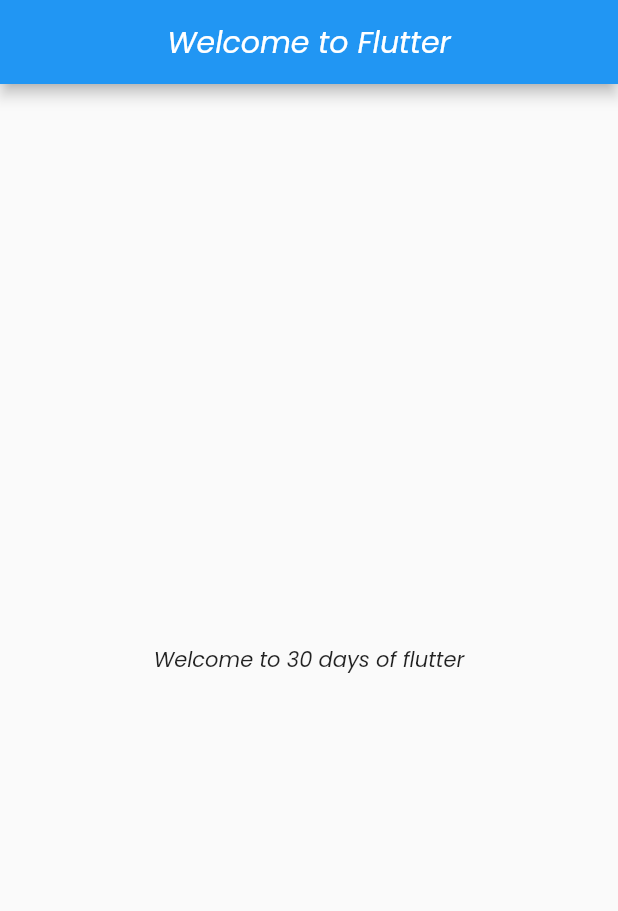
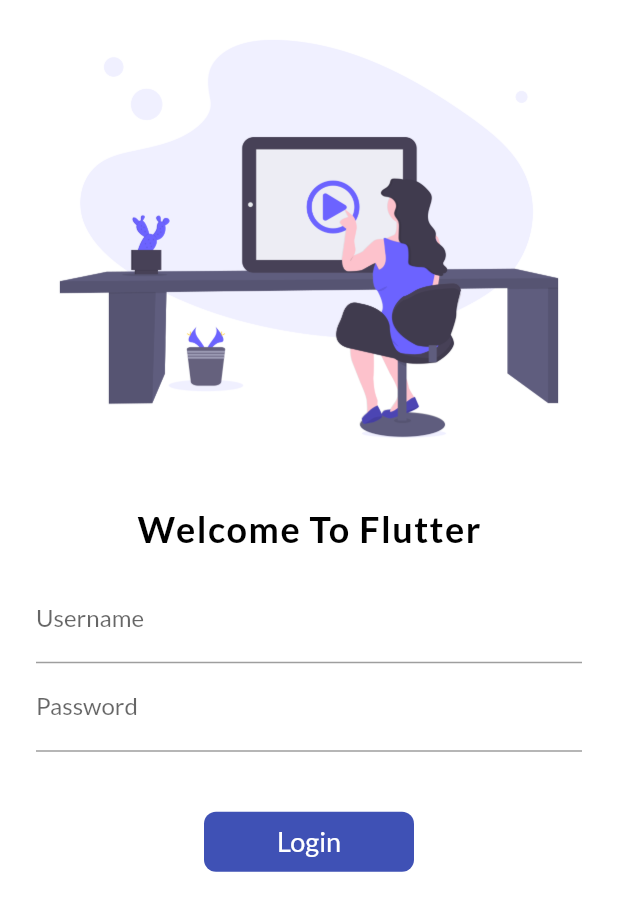
Before and after one commit to mudassirmairaj/flutter_app, a Flutter app: the screen it shows after launch, on a phone screen of 412 x 824 dp. Shown: the top 911 px of the screen. Run offline on Flutter 3.47's test engine with Material 2 defaults, Android fonts, the phone set to English and light mode, and no system bars; our stand-ins replace google_fonts.

Commit message:
navigator.push | routes | inkwell

```diff
--- /dev/null
+++ b/lib/home_page.dart
@@ -0,0 +1,41 @@
+import 'package:flutter/material.dart';
+
+class HomePage extends StatelessWidget {
+  final String title = 'Catalog App';
+
+  @override
+  Widget build(BuildContext context) {
+    return Scaffold(
+      appBar: AppBar(
+        centerTitle: true,
+        title: Text(
+          '$title',
+          style: TextStyle( fontWeight: FontWeight.bold),
+        ),
+      ),
+      body: Center(
+        child: Column(
+          mainAxisAlignment: MainAxisAlignment.center,
+          children: [
+            Container(
+              child: Text(
+                'Welcome to 30 days of flutter',
+                style: TextStyle(
+                  fontFamily: 'Poppins',
+                  fontSize: 18,
+                ),
+              ),
+            ),
+            RaisedButton(
+              child: Text('Login Page'),
+              onPressed: () {
+                // Navigate to the second screen using a named route.
+              },
+            )
+          ],
+        ),
+      ),
+      drawer: Drawer(),
+    );
+  }
+}
--- /dev/null
+++ b/lib/login_page.dart
@@ -0,0 +1,70 @@
+import 'package:flutter/material.dart';
+import 'package:flutter_app/utilities/routes.dart';
+import 'package:google_fonts/google_fonts.dart';
+
+class LoginPage extends StatefulWidget {
+  @override
+  _LoginPageState createState() => _LoginPageState();
+}
+
+class _LoginPageState extends State<LoginPage> {
+  @override
+  Widget build(BuildContext context) {
+    return Material(
+        color: Colors.white,
+        child: Column(
+          children: [
+            Image.asset(
+              "images/login_image.png",
+              fit: BoxFit.cover,
+            ),
+            SizedBox(
+              height: 20,
+            ),
+            Text(
+              'Welcome To Flutter',
+              style: TextStyle(
+                  color: Colors.black,
+                  fontSize: 24,
+                  fontWeight: FontWeight.bold,
+                  letterSpacing: 1),
+            ),
+            Padding(
+              padding: const EdgeInsets.symmetric(vertical: 16, horizontal: 24),
+              child: Column(
+                children: [
+                  TextFormField(
+                    decoration: InputDecoration(
+                        hintText: "Enter username", labelText: "Username"),
+                  ),
+                  TextFormField(
+                    obscureText: true,
+                    decoration: InputDecoration(
+                      hintText: "Enter password",
+                      labelText: "Password",
+                    ),
+                  ),
+                  SizedBox(
+                    height: 40,
+                  ),
+                  InkWell(
+                    onTap: (){
+                      Navigator.pushNamed(context, MyRoutes.homeRoute);
+                    },
+
+                    child: Container(
+
+                      alignment: Alignment.center,
+                      height: 40,
+                      width: 140,
+                      child: Text('Login', style: TextStyle(color: Colors.white, fontSize: 18),),
+                      decoration: BoxDecoration(color: Colors.indigo,borderRadius: BorderRadius.circular(8)),
+                    ),
+                  ),
+                ],
+              ),
+            ),
+          ],
+        ));
+  }
+}
--- a/lib/main.dart
+++ b/lib/main.dart
@@ -1,30 +1,28 @@
 import 'package:flutter/material.dart';
+import 'package:flutter_app/home_page.dart';
+import 'package:flutter_app/login_page.dart';
+import 'package:flutter_app/utilities/routes.dart';
+import 'package:google_fonts/google_fonts.dart';
+
 
 void main() => runApp(MyApp()); // main function is the entry point of our app
 
 class MyApp extends StatelessWidget {
-
-
   @override
   Widget build(BuildContext context) {
     return MaterialApp(
+      home: LoginPage(),
+      theme: ThemeData(
+          primarySwatch: Colors.purple,
+          fontFamily: GoogleFonts.lato().fontFamily),
       debugShowCheckedModeBanner: false,
       title: 'Flutter App!',
-      home: Scaffold(
-        appBar: AppBar(
-          centerTitle: true,
-          title: Text(
-            'Welcome to Flutter',
-            style: TextStyle(fontFamily: 'Poppins'),
-          ),
-        ),
-        body: Center(
-          child: Text(
-            'Welcome to 30 days of flutter',
-            style: TextStyle(fontFamily: 'Poppins'),
-          ),
-        ),
-      ),
+
+      routes: {
+        MyRoutes.loginRoute: (context) => LoginPage(),
+        MyRoutes.homeRoute: (context) => HomePage(),
+      },
+
     );
   }
 }
--- /dev/null
+++ b/lib/utilities/routes.dart
@@ -0,0 +1,5 @@
+class MyRoutes{
+  static String loginRoute = "/login";
+  static String homeRoute = "/home";
+
+}
--- a/pubspec.yaml
+++ b/pubspec.yaml
@@ -28,7 +28,7 @@ dependencies:
   # The following adds the Cupertino Icons font to your application.
   # Use with the CupertinoIcons class for iOS style icons.
   cupertino_icons: ^1.0.0
-  english_words: ^4.0.0-0
+  google_fonts: ^2.1.0
 
 dev_dependencies:
   flutter_test:
```
Also changed, not shown: images/login_image.png (added), pubspec.lock.
